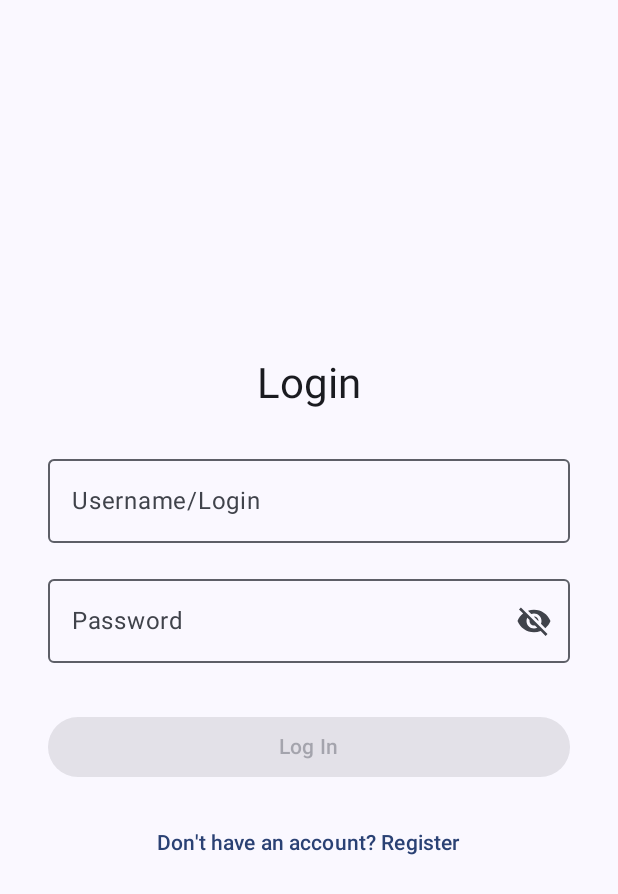
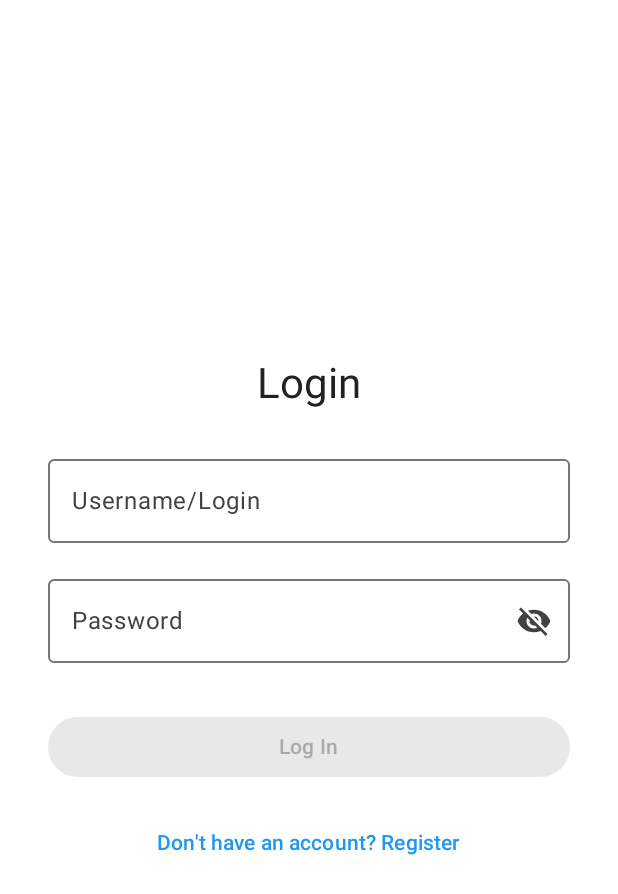
Before and after one commit to oleksandr-holan/mobile, an Android app built with Jetpack Compose: the screen it shows after launch (MainActivity), on a phone screen of 412 x 824 dp. Shown: the top 894 px of the screen. Run offline under Robolectric (Android 15) with nearby library versions, the phone set to English and light mode, and no system bars.

Commit message:
apply custom colors

```diff
--- a/app/src/main/java/com/example/lab1/MainActivity.kt
+++ b/app/src/main/java/com/example/lab1/MainActivity.kt
@@ -24,7 +24,7 @@ class MainActivity : ComponentActivity() {
     private val tag = "MainActivityLifecycle"
 
     override fun onCreate(savedInstanceState: Bundle?) {
-        val splashScreen = installSplashScreen()
+        installSplashScreen()
 
         super.onCreate(savedInstanceState)
         Log.d(tag, "onCreate called")
--- a/app/src/main/java/com/example/lab1/ui/theme/Color.kt
+++ b/app/src/main/java/com/example/lab1/ui/theme/Color.kt
@@ -2,10 +2,19 @@ package com.example.lab1.ui.theme
 
 import androidx.compose.ui.graphics.Color
 
-val Purple80 = Color(0xFFD0BCFF)
-val PurpleGrey80 = Color(0xFFCCC2DC)
-val Pink80 = Color(0xFFEFB8C8)
+val AppPrimaryBlue = Color(0xFF2196F3)
+val AppPrimaryDarkBlue = Color(0xFF1976D2)
+val AppSecondaryGreen = Color(0xFF4CAF50)
+val AppAccentPink = Color(0xFFE91E63)
 
-val Purple40 = Color(0xFF6650a4)
-val PurpleGrey40 = Color(0xFF625b71)
-val Pink40 = Color(0xFF7D5260)
+val AppBackgroundLight = Color(0xFFFFFFFF)
+val AppBackgroundLightElevated = Color(0xFFF5F5F5)
+val AppBackgroundDark = Color(0xFF121212)
+val AppBackgroundDarkElevated = Color(0xFF1E1E1E)
+
+
+val AppTextOnPrimary = Color.White
+val AppTextOnBackgroundLight = Color(0xFF212121)
+val AppTextOnBackgroundDark = Color(0xFFE0E0E0)
+
+val AppErrorRed = Color(0xFFB00020)
--- a/app/src/main/java/com/example/lab1/ui/theme/Theme.kt
+++ b/app/src/main/java/com/example/lab1/ui/theme/Theme.kt
@@ -8,25 +8,78 @@ import androidx.compose.material3.dynamicDarkColorScheme
 import androidx.compose.material3.dynamicLightColorScheme
 import androidx.compose.material3.lightColorScheme
 import androidx.compose.runtime.Composable
+import androidx.compose.ui.graphics.Color
 import androidx.compose.ui.platform.LocalContext
 
+
 private val DarkColorScheme = darkColorScheme(
-    primary = Purple80,
-    secondary = PurpleGrey80,
-    tertiary = Pink80
+    primary = AppPrimaryDarkBlue,
+    onPrimary = AppTextOnPrimary,
+    primaryContainer = Color(0xFF004A8F),
+    onPrimaryContainer = Color(0xFFD2E4FF),
+
+    secondary = AppSecondaryGreen,
+    onSecondary = Color.Black,
+    secondaryContainer = Color(0xFF003912),
+    onSecondaryContainer = Color(0xFF97F79D),
+
+    tertiary = AppAccentPink,
+    onTertiary = Color.White,
+    tertiaryContainer = Color(0xFF99003A),
+    onTertiaryContainer = Color(0xFFFFD9E0),
+
+    background = AppBackgroundDark,
+    onBackground = AppTextOnBackgroundDark,
+
+    surface = AppBackgroundDarkElevated,
+    onSurface = AppTextOnBackgroundDark,
+    surfaceVariant = Color(0xFF303030),
+    onSurfaceVariant = Color(0xFFB0B0B0),
+
+    error = AppErrorRed,
+    onError = Color.White,
+    errorContainer = Color(0xFF93000A),
+    onErrorContainer = Color(0xFFFFDAD6),
+
+    outline = Color(0xFF899388)
 )
 
 private val LightColorScheme = lightColorScheme(
-    primary = Purple40,
-    secondary = PurpleGrey40,
-    tertiary = Pink40
+    primary = AppPrimaryBlue,
+    onPrimary = AppTextOnPrimary,
+    primaryContainer = Color(0xFFD2E4FF),
+    onPrimaryContainer = Color(0xFF001C3B),
+
+    secondary = AppSecondaryGreen,
+    onSecondary = Color.Black,
+    secondaryContainer = Color(0xFF97F79D),
+    onSecondaryContainer = Color(0xFF002105),
+
+    tertiary = AppAccentPink,
+    onTertiary = Color.White,
+    tertiaryContainer = Color(0xFFFFD9E0),
+    onTertiaryContainer = Color(0xFF3E001D),
+
+    background = AppBackgroundLight,
+    onBackground = AppTextOnBackgroundLight,
+
+    surface = AppBackgroundLightElevated,
+    onSurface = AppTextOnBackgroundLight,
+    surfaceVariant = Color(0xFFE0E0E0),
+    onSurfaceVariant = Color(0xFF424242),
+
+    error = AppErrorRed,
+    onError = Color.White,
+    errorContainer = Color(0xFFFFDAD6),
+    onErrorContainer = Color(0xFF410002),
+
+    outline = Color(0xFF73796F)
 )
 
 @Composable
 fun Lab1Theme(
     darkTheme: Boolean = isSystemInDarkTheme(),
-
-    dynamicColor: Boolean = true,
+    dynamicColor: Boolean = false,
     content: @Composable () -> Unit
 ) {
     val colorScheme = when {
--- a/app/src/main/res/mipmap-anydpi-v26/ic_launcher.xml
+++ b/app/src/main/res/mipmap-anydpi-v26/ic_launcher.xml
@@ -1,5 +1,7 @@
 <?xml version="1.0" encoding="utf-8"?>
-<adaptive-icon xmlns:android="http://schemas.android.com/apk/res/android">
+<adaptive-icon xmlns:tools="http://schemas.android.com/tools"
+    xmlns:android="http://schemas.android.com/apk/res/android"
+    tools:ignore="MonochromeLauncherIcon">
     <background android:drawable="@color/ic_launcher_background"/>
     <foreground android:drawable="@mipmap/ic_launcher_foreground"/>
 </adaptive-icon>
--- a/app/src/main/res/mipmap-anydpi-v26/ic_launcher_round.xml
+++ b/app/src/main/res/mipmap-anydpi-v26/ic_launcher_round.xml
@@ -1,5 +1,7 @@
 <?xml version="1.0" encoding="utf-8"?>
-<adaptive-icon xmlns:android="http://schemas.android.com/apk/res/android">
+<adaptive-icon xmlns:tools="http://schemas.android.com/tools"
+    xmlns:android="http://schemas.android.com/apk/res/android"
+    tools:ignore="MonochromeLauncherIcon">
     <background android:drawable="@color/ic_launcher_background"/>
     <foreground android:drawable="@mipmap/ic_launcher_foreground"/>
 </adaptive-icon>
```
